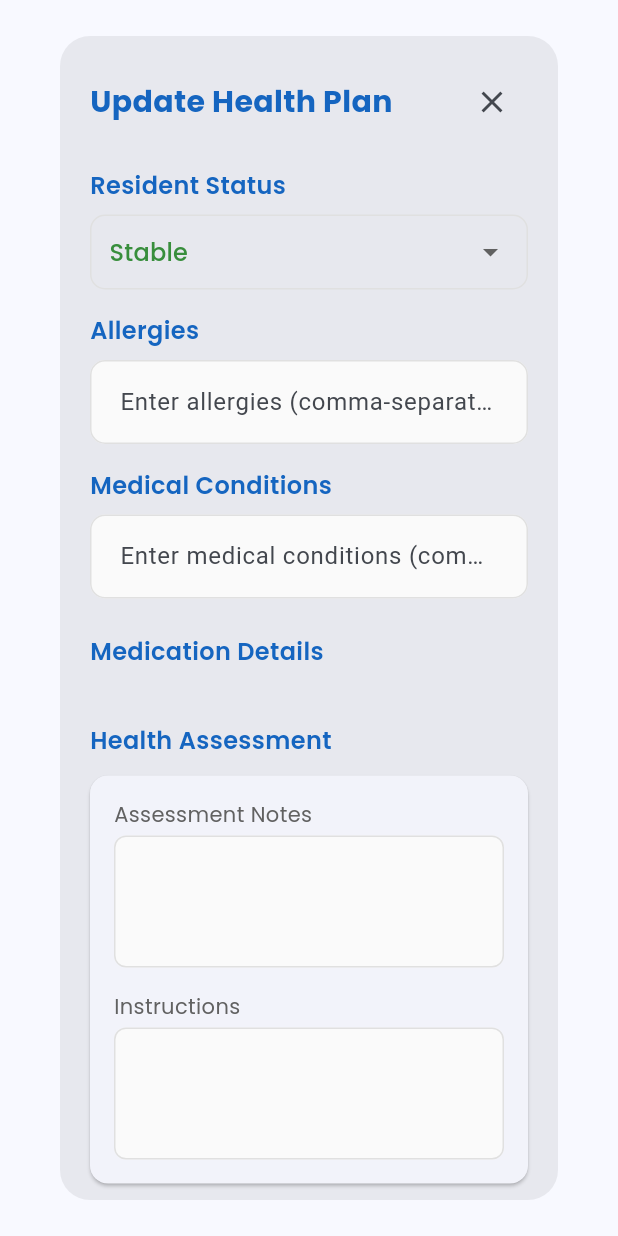
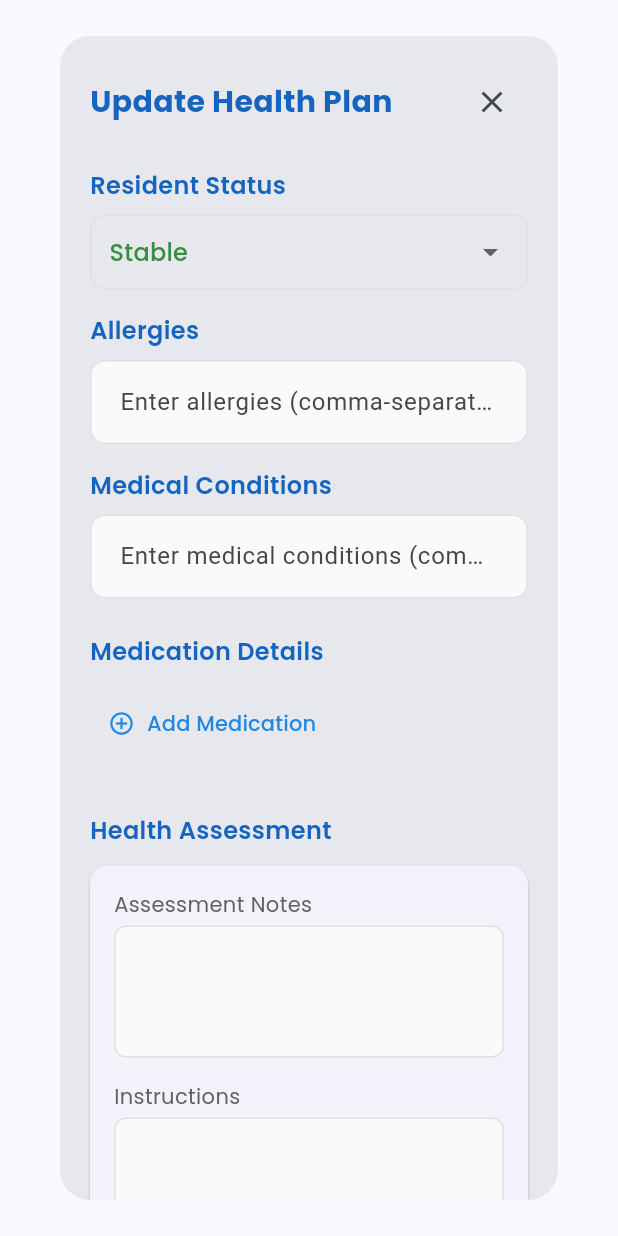
Before and after one commit to Kenneth14031129/LIFEEC_MOBILE-1-, a Flutter app: the HealthUpdateModal widget shown alone on an empty page, opened directly with empty values, on a phone screen of 412 x 824 dp. Run offline on Flutter 3.47's test engine with Material 3 defaults, Android fonts, the light colour scheme and no system bars; our stand-ins replace fl_chart, google_fonts, shared_preferences, timeago; accounts and stored records are empty; network calls fail.

Commit message:
Update health plan

```diff
--- a/lib/healthupdatemodal.dart
+++ b/lib/healthupdatemodal.dart
@@ -251,6 +251,21 @@ class _HealthUpdateModalState extends State<HealthUpdateModal> {
     }
   }
 
+  void _addNewMedication() {
+    setState(() {
+      medications.add({
+        'medication': '',
+        'dosage': '',
+        'quantity': '',
+        'time': '',
+        'status': 'Not taken',
+        'medicationController': TextEditingController(),
+        'dosageController': TextEditingController(),
+        'quantityController': TextEditingController(),
+      });
+    });
+  }
+
   @override
   void dispose() {
     for (var medication in medications) {
@@ -424,7 +439,27 @@ class _HealthUpdateModalState extends State<HealthUpdateModal> {
   }
 
   Widget _buildMedicationsList() {
-    return ListView.builder(
+    return Column(
+      crossAxisAlignment: CrossAxisAlignment.start,
+      children: [
+        Row(
+          mainAxisAlignment: MainAxisAlignment.spaceBetween,
+          children: [
+            TextButton.icon(
+              onPressed: _addNewMedication,
+              icon: Icon(Icons.add_circle_outline, color: Colors.blue[600]),
+              label: Text(
+                'Add Medication',
+                style: GoogleFonts.poppins(
+                  color: Colors.blue[600],
+                  fontWeight: FontWeight.w500,
+                ),
+              ),
+            ),
+          ],
+        ),
+        const SizedBox(height: 12),
+        ListView.builder(
           shrinkWrap: true,
           physics: const NeverScrollableScrollPhysics(),
           itemCount: medications.length,
@@ -451,7 +486,8 @@ class _HealthUpdateModalState extends State<HealthUpdateModal> {
                           ),
                         ),
                         IconButton(
-                      icon: const Icon(Icons.delete_outline, color: Colors.red),
+                          icon: const Icon(Icons.delete_outline,
+                              color: Colors.red),
                           onPressed: () {
                             setState(() {
                               medications.removeAt(index);
@@ -515,7 +551,6 @@ class _HealthUpdateModalState extends State<HealthUpdateModal> {
                       isTimeField: true,
                     ),
                     const SizedBox(height: 12),
-                // Add medication taken checkbox
                     Row(
                       children: [
                         Checkbox(
@@ -542,6 +577,8 @@ class _HealthUpdateModalState extends State<HealthUpdateModal> {
               ),
             );
           },
+        ),
+      ],
     );
   }
 
```
Lines whose indentation alone changed are shown as unchanged.
